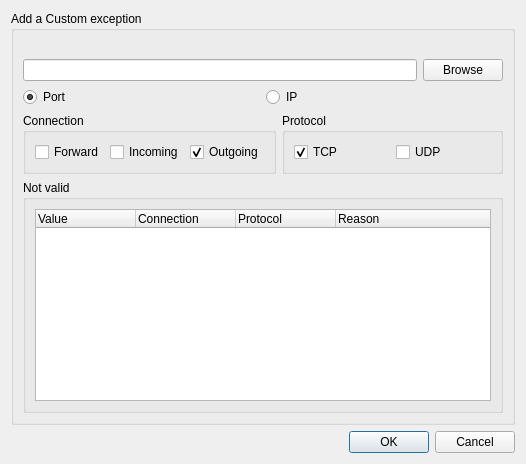
Before: the Qt Designer form pgl/pgl-gui/ui/add_exception.ui in okyes/peerguardian, drawn with Qt 5.
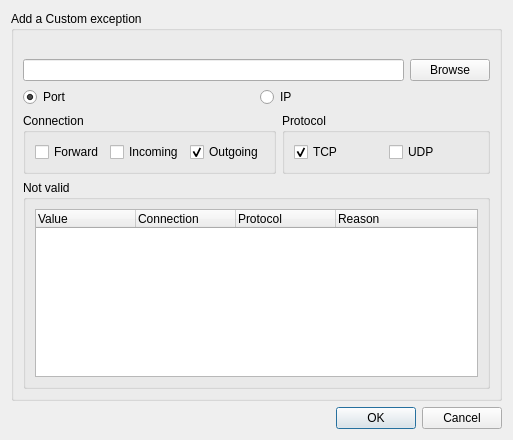
After: the same form once the commit is applied.

Commit message: Fixed window size to fit new note.

The edit to the form file:
```diff
--- a/pgl/pgl-gui/ui/add_exception.ui
+++ b/pgl/pgl-gui/ui/add_exception.ui
@@ -6,10 +6,16 @@
    <rect>
     <x>0</x>
     <y>0</y>
-    <width>526</width>
-    <height>453</height>
+    <width>513</width>
+    <height>440</height>
    </rect>
   </property>
+  <property name="minimumSize">
+   <size>
+    <width>0</width>
+    <height>350</height>
+   </size>
+  </property>
   <property name="windowTitle">
    <string>Add Exception</string>
   </property>
@@ -35,11 +41,17 @@
       <item>
        <widget class="QLabel" name="m_helpLabel">
         <property name="sizePolicy">
-         <sizepolicy hsizetype="Preferred" vsizetype="Fixed">
+         <sizepolicy hsizetype="Preferred" vsizetype="Expanding">
           <horstretch>0</horstretch>
           <verstretch>0</verstretch>
          </sizepolicy>
         </property>
+        <property name="minimumSize">
+         <size>
+          <width>0</width>
+          <height>0</height>
+         </size>
+        </property>
         <property name="font">
          <font>
           <pointsize>8</pointsize>
```
The commit also changes 1 other file.
